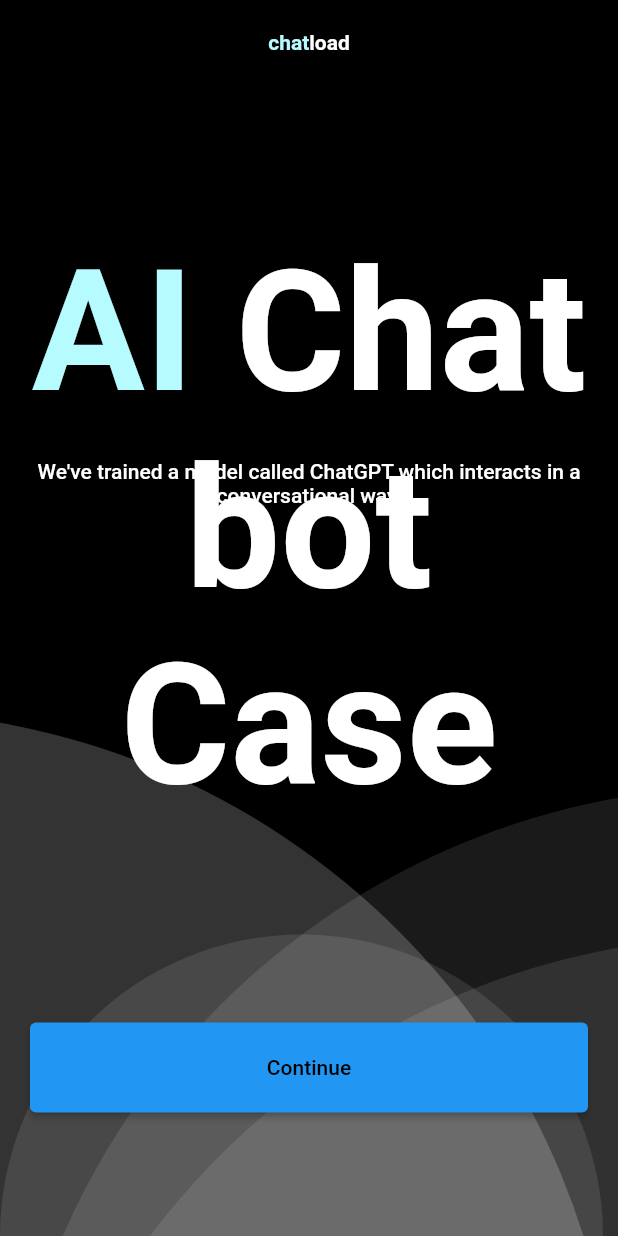
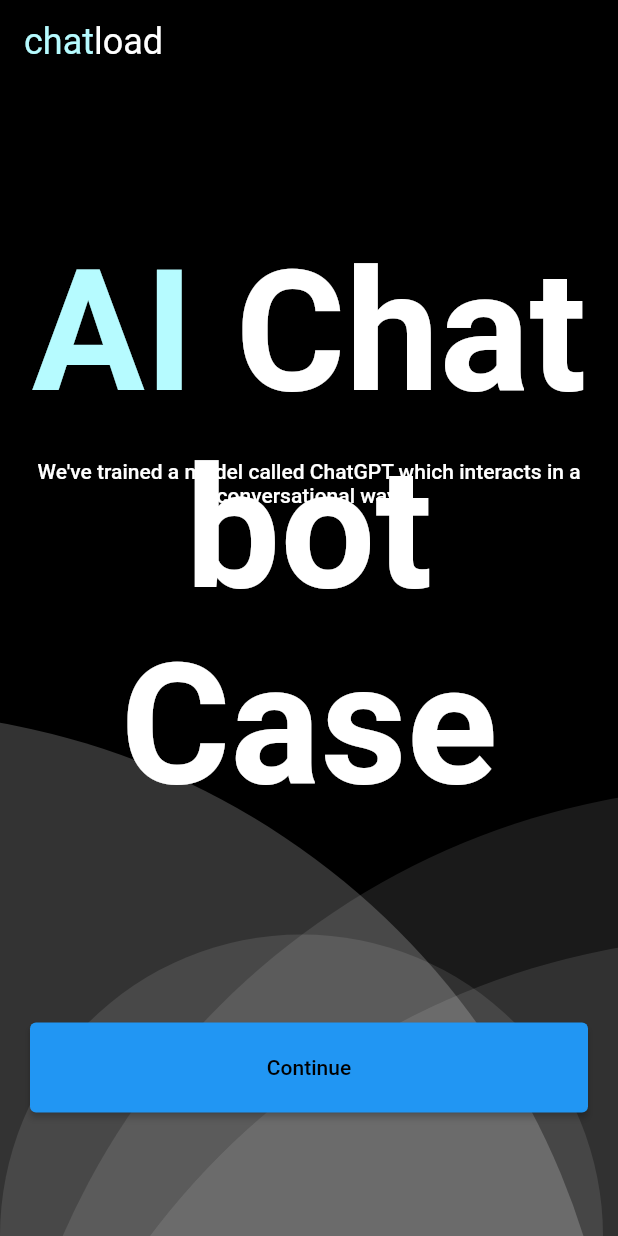
Before and after one commit to feyzforall/Chatload, a Flutter app: the screen it shows after launch, on a phone screen of 412 x 824 dp. Run offline on Flutter 3.47's test engine with Material 2 defaults, Android fonts, the phone set to English and light mode, and no system bars.

Commit message:
fixed appnameview close #4

```diff
--- a/lib/view/common_widgets/app_name_view.dart
+++ b/lib/view/common_widgets/app_name_view.dart
@@ -18,36 +18,28 @@ class AppNameView extends StatelessWidget {
 
   @override
   Widget build(BuildContext context) {
-    return Row(
-      mainAxisAlignment: MainAxisAlignment.center,
-      children: [
-        // chat of chatload
-        Text(
-          AppStrings.chat,
+    return RichText(
+      text: TextSpan(
+        text: AppStrings.chat,
         style: appNameType == AppNameType.body
             ? Theme.of(context).textTheme.displaySmall?.copyWith(
                   color: AppColors.frenchPass,
                   fontWeight: FontWeight.bold,
                 )
-              : Theme.of(context).textTheme.bodyLarge?.copyWith(
+            : Theme.of(context).textTheme.headlineSmall?.copyWith(
                   color: AppColors.frenchPass,
-                    fontWeight: FontWeight.bold,
                 ),
-        ),
-        // load of chatload
-        Text(
-          AppStrings.load,
-          style: appNameType == AppNameType.body
-              ? Theme.of(context).textTheme.displaySmall?.copyWith(
+        children: const [
+          TextSpan(
+            text: AppStrings.load,
+            style: TextStyle(
               color: Colors.white,
-                    fontWeight: FontWeight.bold,
-                  )
-              : Theme.of(context).textTheme.bodyLarge?.copyWith(
-                    color: Colors.white,
-                    fontWeight: FontWeight.bold,
             ),
           ),
         ],
+      ),
     );
+
+    // );
   }
 }
```
Lines whose indentation alone changed are shown as unchanged.
